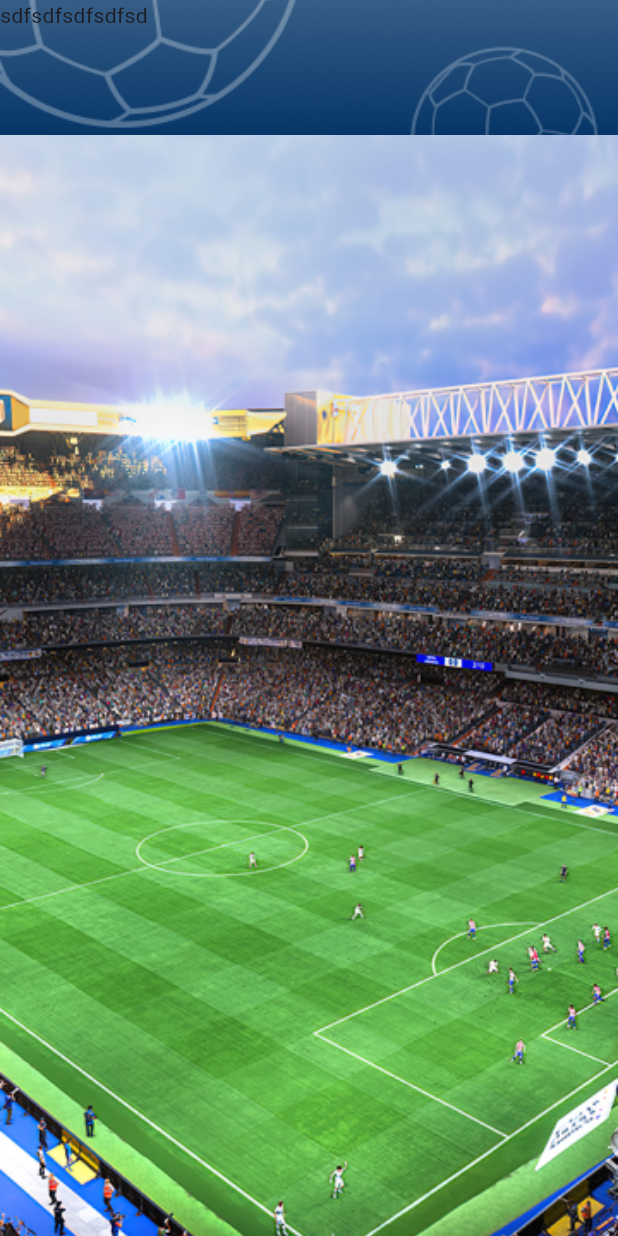
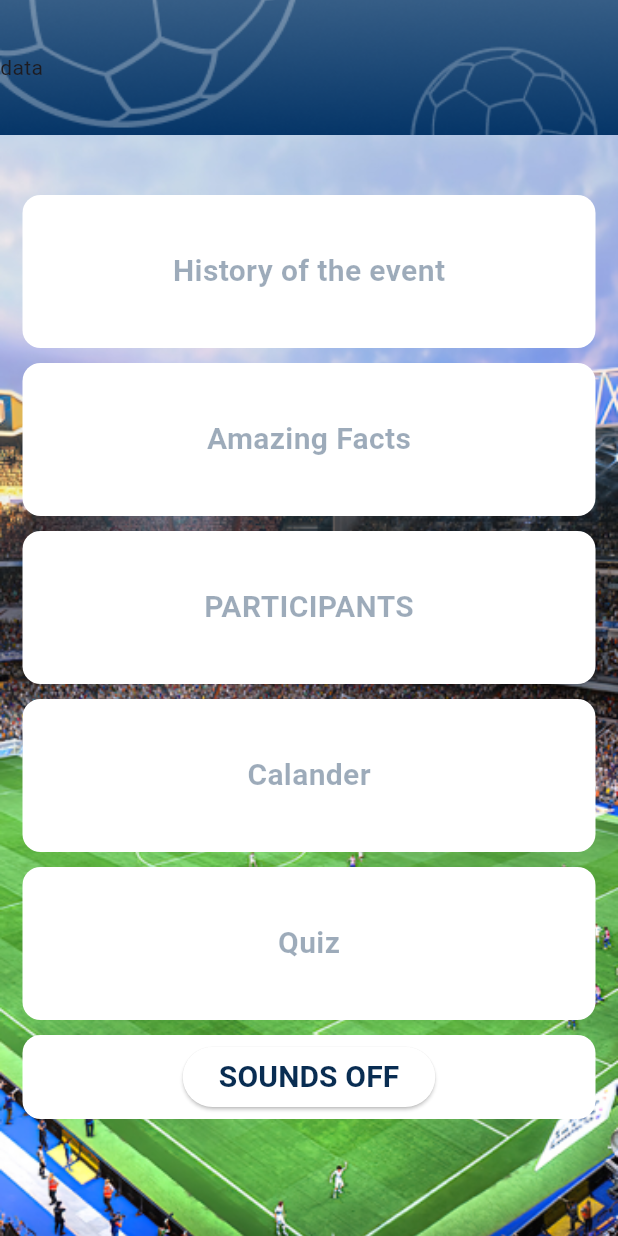
Before and after one commit to Mekdim12/Sport-Events-Game-Mobile-App, a Flutter app: the screen it shows after launch, on a phone screen of 412 x 824 dp. Run offline on Flutter 3.47's test engine with Material 3 defaults, Android fonts, the phone set to English and light mode, and no system bars; missing offline and left inert: dart:ffi.

Commit message:
adding main menu pages with custom design as figma

```diff
--- a/lib/screens/home_screen.dart
+++ b/lib/screens/home_screen.dart
@@ -1,4 +1,5 @@
 import 'dart:ffi';
+
 
 import 'package:flutter/material.dart';
 import 'package:flutter/widgets.dart';
@@ -9,7 +10,9 @@ class HomePageWidget extends StatefulWidget {
   @override
   State<HomePageWidget> createState() => _HomePageWidgetState();
 }
+
 class _HomePageWidgetState extends State<HomePageWidget> {
+  bool isSoundOn = false;
   @override
   Widget build(BuildContext context) {
     // GET THE SCREEN WIDTH AND HEIGHT
@@ -28,25 +31,155 @@ class _HomePageWidgetState extends State<HomePageWidget> {
               ),
             ),
           ),
-             Positioned(  // Wrap the Container with Positioned
-            top: 0,  // Adjust as needed
-            left: 0,  // Adjust as needed
+          Positioned(
+            top: 0,
+            left: 0,
             child: Container(
-              width: screenWidth,  // Adjust as needed
-              height: 90,  // Adjust as needed
+              width: screenWidth,
+              height: 90,
               decoration: const BoxDecoration(
                 image: DecorationImage(
                   image: AssetImage('assets/images/nav_bar_image.png'),
                   fit: BoxFit.cover,
                 ),
               ),
+              child: Row(
+                children: [Text("data")],
+              ),
             ),
           ),
-          Column(
-            children: [
-                Text("sdfsdfsdfsdfsd")
+          Padding(
+            padding: const EdgeInsets.only(top: 130),
+            child: SingleChildScrollView(
+              child: Column(
+                children: [
+                  Container(
+                    decoration: const BoxDecoration(
+                        color: Colors.white,
+                        borderRadius: BorderRadius.all(Radius.circular(12))),
+                    height: 102,
+                    margin: const EdgeInsets.symmetric(horizontal: 15),
+                    child: Center(
+                      child: Text(
+                        "History of the event",
+                        style: TextStyle(
+                            color: Color.fromARGB(98, 0, 37, 76),
+                            fontSize: 20,
+                            fontWeight: FontWeight.bold),
+                      ),
+                    ),
+                  ),
+                  Container(
+                    margin: EdgeInsets.symmetric(vertical: 5),
+                  ),
+                  Container(
+                    decoration: const BoxDecoration(
+                        color: Colors.white,
+                        borderRadius: BorderRadius.all(Radius.circular(12))),
+                    height: 102,
+                    margin: const EdgeInsets.symmetric(horizontal: 15),
+                    child: Center(
+                      child: Text(
+                        "Amazing Facts",
+                        style: TextStyle(
+                            color: Color.fromARGB(98, 0, 37, 76),
+                            fontSize: 20,
+                            fontWeight: FontWeight.bold),
+                      ),
+                    ),
+                  ),
+                  Container(
+                    margin: EdgeInsets.symmetric(vertical: 5),
+                  ),
+                  Container(
+                    decoration: const BoxDecoration(
+                        color: Colors.white,
+                        borderRadius: BorderRadius.all(Radius.circular(12))),
+                    height: 102,
+                    margin: const EdgeInsets.symmetric(horizontal: 15),
+                    child: Center(
+                      child: Text(
+                        "PARTICIPANTS",
+                        style: TextStyle(
+                            color: Color.fromARGB(98, 0, 37, 76),
+                            fontSize: 20,
+                            fontWeight: FontWeight.bold),
+                      ),
+                    ),
+                  ),
+                  Container(
+                    margin: EdgeInsets.symmetric(vertical: 5),
+                  ),
+                  Container(
+                    decoration: const BoxDecoration(
+                        color: Colors.white,
+                        borderRadius: BorderRadius.all(Radius.circular(12))),
+                    height: 102,
+                    margin: const EdgeInsets.symmetric(horizontal: 15),
+                    child: Center(
+                      child: Text(
+                        "Calander",
+                        style: TextStyle(
+                            color: Color.fromARGB(98, 0, 37, 76),
+                            fontSize: 20,
+                            fontWeight: FontWeight.bold),
+                      ),
+                    ),
+                  ),
+                   Container(
+                    margin: EdgeInsets.symmetric(vertical: 5),
+                  ),
+                  Container(
+                    decoration: const BoxDecoration(
+                        color: Colors.white,
+                        borderRadius: BorderRadius.all(Radius.circular(12))),
+                    height: 102,
+                    margin: const EdgeInsets.symmetric(horizontal: 15),
+                    child: Center(
+                      child: Text(
+                        "Quiz",
+                        style: TextStyle(
+                            color: Color.fromARGB(98, 0, 37, 76),
+                            fontSize: 20,
+                            fontWeight: FontWeight.bold),
+                      ),
+                    ),
+                  ),
+                   Container(
+                    margin: EdgeInsets.symmetric(vertical: 5),
+                  ),
+                  Container(
+                    decoration: BoxDecoration(
+                        color: isSoundOn? Color.fromARGB(246, 0, 37, 76):Colors.white,
+                        borderRadius: const BorderRadius.all(Radius.circular(12))),
+                    height: 56,
+                    margin: const EdgeInsets.symmetric(horizontal: 15),
+                    child: Center(
+                      child: ElevatedButton(
 
-            ],
+                        style: ButtonStyle(
+                          backgroundColor: MaterialStatePropertyAll(
+                          isSoundOn?  Color.fromARGB(246, 0, 37, 76):Colors.white,
+                          )
+                        ),
+                        onPressed: (){
+                          isSoundOn = !isSoundOn;
+                          setState(() {
+                            isSoundOn;
+                          });
+                        },
+                        child:  Text(
+                        "SOUNDS OFF",
+                        style: TextStyle(
+                            color: isSoundOn? Colors.white : Color.fromARGB(246, 0, 37, 76),
+                            fontSize: 20,
+                            fontWeight: FontWeight.bold),
+                      ),),
+                    ),
+                  ),
+                ],
+              ),
+            ),
           ),
         ],
       ),
```
